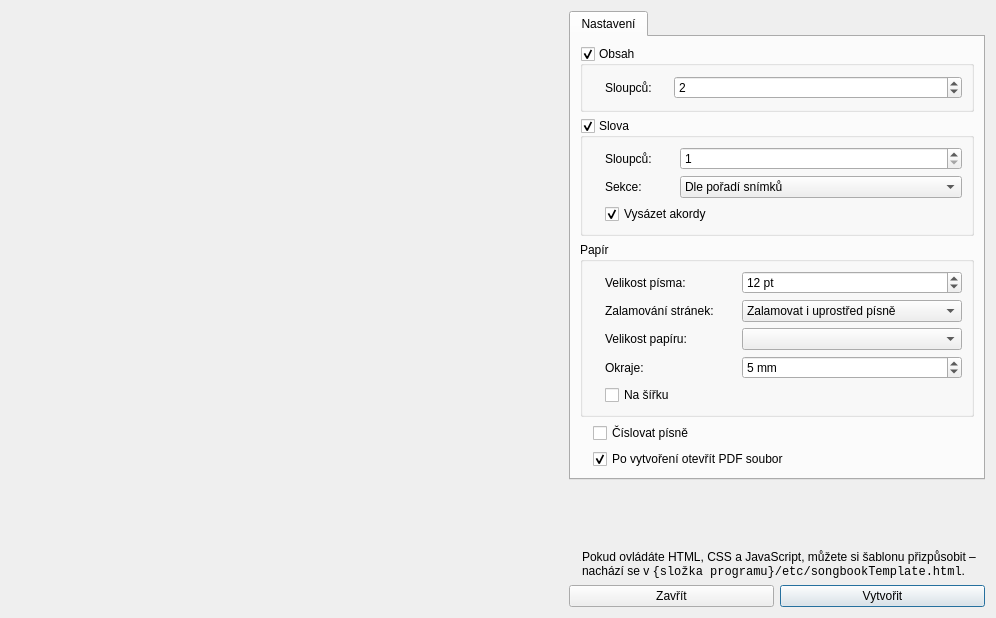
The window that src/importexport/documentgenerationdialog.ui (CZDanol/StrawLumen) describes before a commit, drawn with Qt 5.
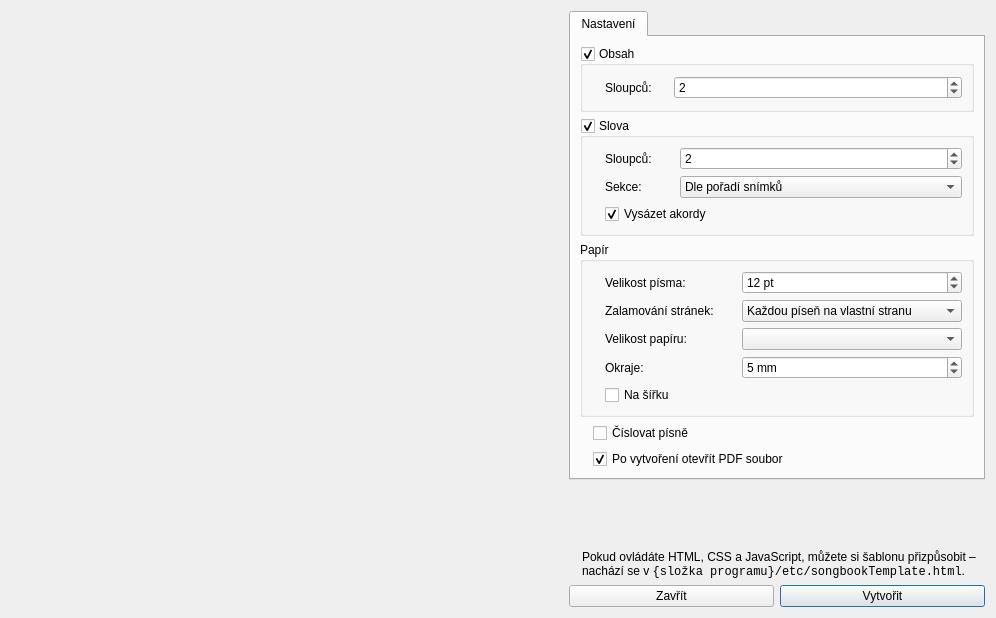
The same window after the commit. Icons and pictures are not drawn. Custom widgets are drawn as their Qt base class.

```diff
--- a/src/importexport/documentgenerationdialog.ui
+++ b/src/importexport/documentgenerationdialog.ui
@@ -202,6 +202,9 @@
                <property name="maximum">
                 <number>10</number>
                </property>
+               <property name="value">
+                <number>2</number>
+               </property>
               </widget>
              </item>
              <item row="1" column="0">
@@ -344,7 +347,7 @@
                 </sizepolicy>
                </property>
                <property name="currentIndex">
-                <number>0</number>
+                <number>3</number>
                </property>
                <property name="sizeAdjustPolicy">
                 <enum>QComboBox::AdjustToContents</enum>
```
